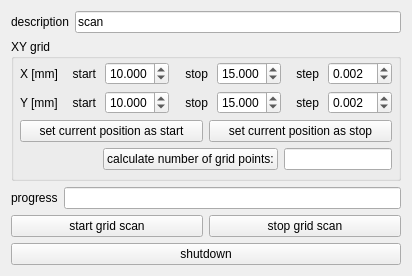
Before: the Qt Designer form experiments/transistor_laser_scan.ui in dean-nanomol/nanomol, drawn with Qt 5.
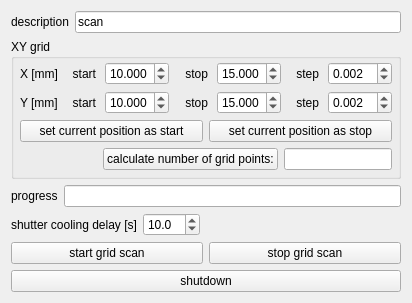
After: the same form once the commit is applied.

Commit message: update transistor_laser_scan

```diff
--- a/experiments/transistor_laser_scan.ui
+++ b/experiments/transistor_laser_scan.ui
@@ -7,7 +7,7 @@
     <x>0</x>
     <y>0</y>
     <width>412</width>
-    <height>276</height>
+    <height>300</height>
    </rect>
   </property>
   <property name="windowTitle">
@@ -363,6 +363,43 @@
      </item>
     </layout>
    </item>
+   <item>
+    <layout class="QHBoxLayout" name="horizontalLayout_12">
+     <item>
+      <widget class="QLabel" name="label_11">
+       <property name="text">
+        <string>shutter cooling delay [s]</string>
+       </property>
+      </widget>
+     </item>
+     <item>
+      <widget class="QDoubleSpinBox" name="shutter_cooling_delay_doubleSpinBox">
+       <property name="decimals">
+        <number>1</number>
+       </property>
+       <property name="maximum">
+        <double>999.000000000000000</double>
+       </property>
+       <property name="value">
+        <double>10.000000000000000</double>
+       </property>
+      </widget>
+     </item>
+     <item>
+      <spacer name="horizontalSpacer_2">
+       <property name="orientation">
+        <enum>Qt::Horizontal</enum>
+       </property>
+       <property name="sizeHint" stdset="0">
+        <size>
+         <width>40</width>
+         <height>20</height>
+        </size>
+       </property>
+      </spacer>
+     </item>
+    </layout>
+   </item>
    <item>
     <layout class="QHBoxLayout" name="horizontalLayout_8">
      <item>
```
The commit also changes 1 other file.
